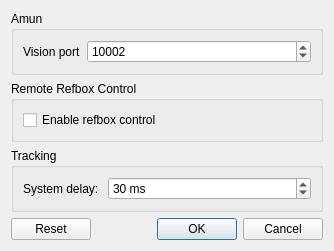
Old version of the form src/gui/configdialog.ui in the repository robotics-erlangen/autoref.
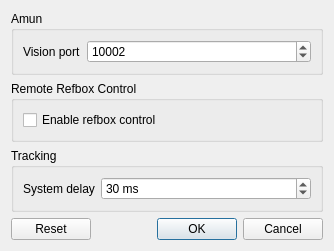
New version of the form.

What changed in the file:
```diff
--- a/src/gui/configdialog.ui
+++ b/src/gui/configdialog.ui
@@ -68,7 +68,7 @@
       <item row="0" column="0">
        <widget class="QLabel" name="label_2">
         <property name="text">
-         <string>System delay: </string>
+         <string>System delay</string>
         </property>
        </widget>
       </item>
```
